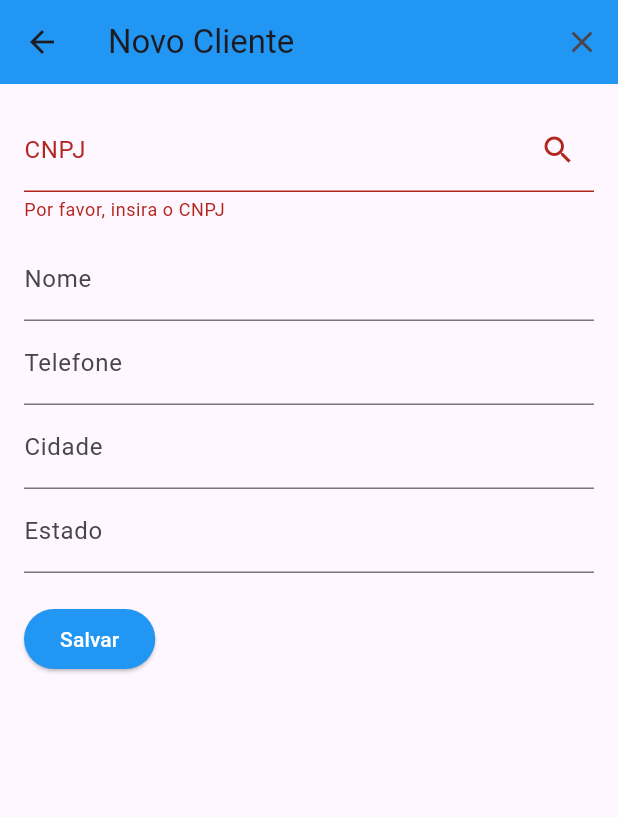
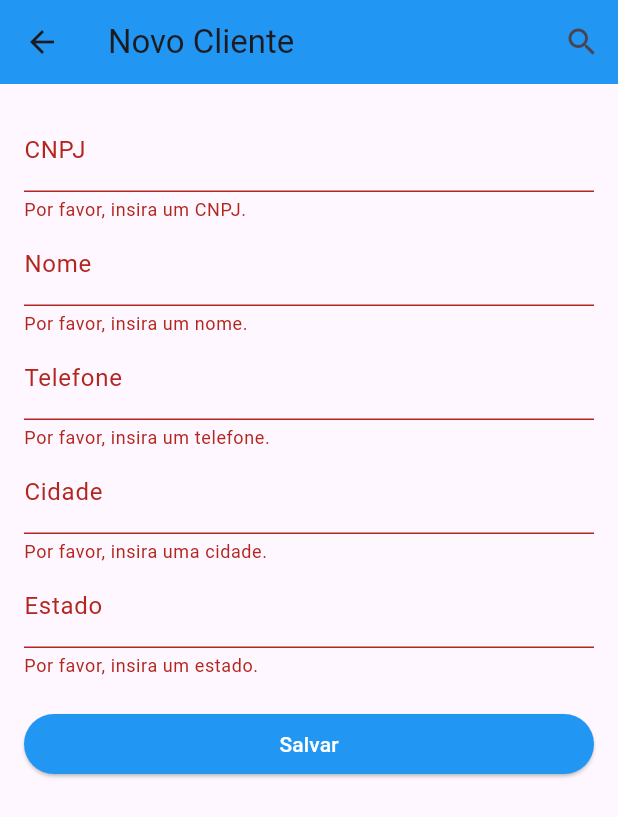
Before and after one commit to AlexandreHausmann/Projeto_Final_Lince_Tech_Academy, a Flutter app: the CustomerListScreen screen opened by its route, after a tap on "Adicionar Cliente", after a tap on "Salvar", on a phone screen of 412 x 824 dp. Shown: the top 817 px of the screen. Run offline on Flutter 3.47's test engine with Material 3 defaults, Android fonts, the phone set to English and light mode, and no system bars; our stand-ins replace image_picker, mask_text_input_formatter, sqflite; accounts and stored records are empty.

```diff
--- a/final_project_lince_tech_academy/lib/controller/customer_form_controller.dart
+++ b/final_project_lince_tech_academy/lib/controller/customer_form_controller.dart
@@ -1,5 +1,3 @@
-// customer_form_controller.dart
-
 import 'package:flutter/material.dart';
 import 'package:provider/provider.dart';
 import '../providers/customer_provider.dart';
@@ -37,7 +35,7 @@ class CustomerFormController {
             await Provider.of<CustomerProvider>(context, listen: false)
                 .fetchCustomerData(cleanedCnpj);
         final newCustomer = CustomerModels(
-          id: null, // assuming id will be generated on insertion
+          id: null,
           name: fetchedCustomer?.name ?? name,
           phone: fetchedCustomer?.phone ?? phone,
           cnpj: fetchedCustomer?.cnpj ?? cleanedCnpj,
@@ -48,7 +46,7 @@ class CustomerFormController {
         Provider.of<CustomerProvider>(context, listen: false)
             .addCustomer(newCustomer);
 
-        Navigator.pop(context); // Assuming going back after saving
+        Navigator.pop(context);
 
       } catch (error) {
         _showErrorDialog(error.toString());
--- a/final_project_lince_tech_academy/lib/providers/customer_provider.dart
+++ b/final_project_lince_tech_academy/lib/providers/customer_provider.dart
@@ -20,17 +20,17 @@ class CustomerProvider extends ChangeNotifier {
 
   Future<void> addCustomer(CustomerModels customer) async {
     await customerRepository.addCustomer(customer);
-    fetchCustomers(); // Atualiza a lista após adicionar cliente
+    fetchCustomers();
   }
 
   Future<void> updateCustomer(CustomerModels customer) async {
     await customerRepository.updateCustomer(customer);
-    fetchCustomers(); // Atualiza a lista após atualizar cliente
+    fetchCustomers();
   }
 
   void deleteCustomer(int id) async {
     await customerRepository.deleteCustomer(id);
-    fetchCustomers(); // Atualiza a lista após excluir cliente
+    fetchCustomers();
   }
 
   Future<CustomerModels?> fetchCustomerData(String cnpj) async {
--- a/final_project_lince_tech_academy/lib/screens/customer_form_screen.dart
+++ b/final_project_lince_tech_academy/lib/screens/customer_form_screen.dart
@@ -63,10 +63,10 @@ class _CustomerFormScreenState extends State<CustomerFormScreen> {
         );
 
         if (widget.customer == null) {
-          Provider.of<CustomerProvider>(context, listen: false)
+          await Provider.of<CustomerProvider>(context, listen: false)
               .addCustomer(newCustomer);
         } else {
-          Provider.of<CustomerProvider>(context, listen: false)
+          await Provider.of<CustomerProvider>(context, listen: false)
               .updateCustomer(newCustomer);
         }
 
@@ -130,10 +130,8 @@ class _CustomerFormScreenState extends State<CustomerFormScreen> {
         title: Text(widget.customer == null ? 'Novo Cliente' : 'Editar Cliente'),
         actions: [
           IconButton(
-            icon: const Icon(Icons.close),
-            onPressed: () {
-              Navigator.pop(context);
-            },
+            icon: const Icon(Icons.search),
+            onPressed: _fetchCustomerData,
           ),
         ],
       ),
@@ -141,38 +139,34 @@ class _CustomerFormScreenState extends State<CustomerFormScreen> {
         padding: const EdgeInsets.all(16.0),
         child: Form(
           key: _formKey,
-          child: SingleChildScrollView(
-            child: Column(
-              crossAxisAlignment: CrossAxisAlignment.start,
-              children: <Widget>[
+          child: ListView(
+            children: [
               TextFormField(
                 initialValue: _cnpj,
-                  decoration: InputDecoration(
-                    labelText: 'CNPJ',
-                    suffixIcon: IconButton(
-                      icon: const Icon(Icons.search),
-                      onPressed: _fetchCustomerData,
-                    ),
-                  ),
+                decoration: const InputDecoration(labelText: 'CNPJ'),
+                keyboardType: TextInputType.number,
                 inputFormatters: [_cnpjFormatter],
                 validator: (value) {
-                    if (value!.isEmpty) {
-                      return 'Por favor, insira o CNPJ';
-                    }
-                    if (value.length != 18) {
-                      return 'CNPJ inválido';
+                  if (value == null || value.isEmpty) {
+                    return 'Por favor, insira um CNPJ.';
+                  } else if (value.length != 18) {
+                    return 'O CNPJ deve ter 14 dígitos.';
                   }
                   return null;
                 },
                 onSaved: (value) {
                   _cnpj = value!;
                 },
-                  keyboardType: TextInputType.number,
               ),
-                const SizedBox(height: 10),
               TextFormField(
                 initialValue: _name,
                 decoration: const InputDecoration(labelText: 'Nome'),
+                validator: (value) {
+                  if (value == null || value.isEmpty) {
+                    return 'Por favor, insira um nome.';
+                  }
+                  return null;
+                },
                 onSaved: (value) {
                   _name = value!;
                 },
@@ -180,6 +174,12 @@ class _CustomerFormScreenState extends State<CustomerFormScreen> {
               TextFormField(
                 initialValue: _phone,
                 decoration: const InputDecoration(labelText: 'Telefone'),
+                validator: (value) {
+                  if (value == null || value.isEmpty) {
+                    return 'Por favor, insira um telefone.';
+                  }
+                  return null;
+                },
                 onSaved: (value) {
                   _phone = value!;
                 },
@@ -187,6 +187,12 @@ class _CustomerFormScreenState extends State<CustomerFormScreen> {
               TextFormField(
                 initialValue: _city,
                 decoration: const InputDecoration(labelText: 'Cidade'),
+                validator: (value) {
+                  if (value == null || value.isEmpty) {
+                    return 'Por favor, insira uma cidade.';
+                  }
+                  return null;
+                },
                 onSaved: (value) {
                   _city = value!;
                 },
@@ -194,6 +200,12 @@ class _CustomerFormScreenState extends State<CustomerFormScreen> {
               TextFormField(
                 initialValue: _state,
                 decoration: const InputDecoration(labelText: 'Estado'),
+                validator: (value) {
+                  if (value == null || value.isEmpty) {
+                    return 'Por favor, insira um estado.';
+                  }
+                  return null;
+                },
                 onSaved: (value) {
                   _state = value!;
                 },
@@ -207,7 +219,6 @@ class _CustomerFormScreenState extends State<CustomerFormScreen> {
           ),
         ),
       ),
-      ),
     );
   }
 }
--- a/final_project_lince_tech_academy/lib/screens/customer_list_screen.dart
+++ b/final_project_lince_tech_academy/lib/screens/customer_list_screen.dart
@@ -5,15 +5,10 @@ import '../models/customer_model.dart';
 import 'customer_form_screen.dart';
 
 class CustomerListScreen extends StatelessWidget {
-  const CustomerListScreen({Key? key});
+  const CustomerListScreen({Key? key}) : super(key: key);
 
   @override
   Widget build(BuildContext context) {
-    final customerProvider = Provider.of<CustomerProvider>(context);
-    WidgetsBinding.instance!.addPostFrameCallback((_) {
-      customerProvider.fetchCustomers();
-    });
-
     return Scaffold(
       appBar: AppBar(
         title: const Text('Lista de Clientes'),
--- a/final_project_lince_tech_academy/lib/screens/manager_form_screen.dart
+++ b/final_project_lince_tech_academy/lib/screens/manager_form_screen.dart
@@ -141,8 +141,8 @@ class _ManagerFormScreenState extends State<ManagerFormScreen> {
                     if (value == null || value.isEmpty) {
                       return 'Por favor, insira o CPF';
                     }
-                    if (value.length != 11) {
-                      return 'CPF deve conter 11 números';
+                    if (value.length != 14) {
+                      return 'Verifique o CPF, ele deve conter 11 numeros';
                     }
                     return null;
                   },
```
Also changed, not shown: final_project_lince_tech_academy/lib/main.dart (line endings or trailing spaces). Lines whose indentation alone changed are shown as unchanged.
